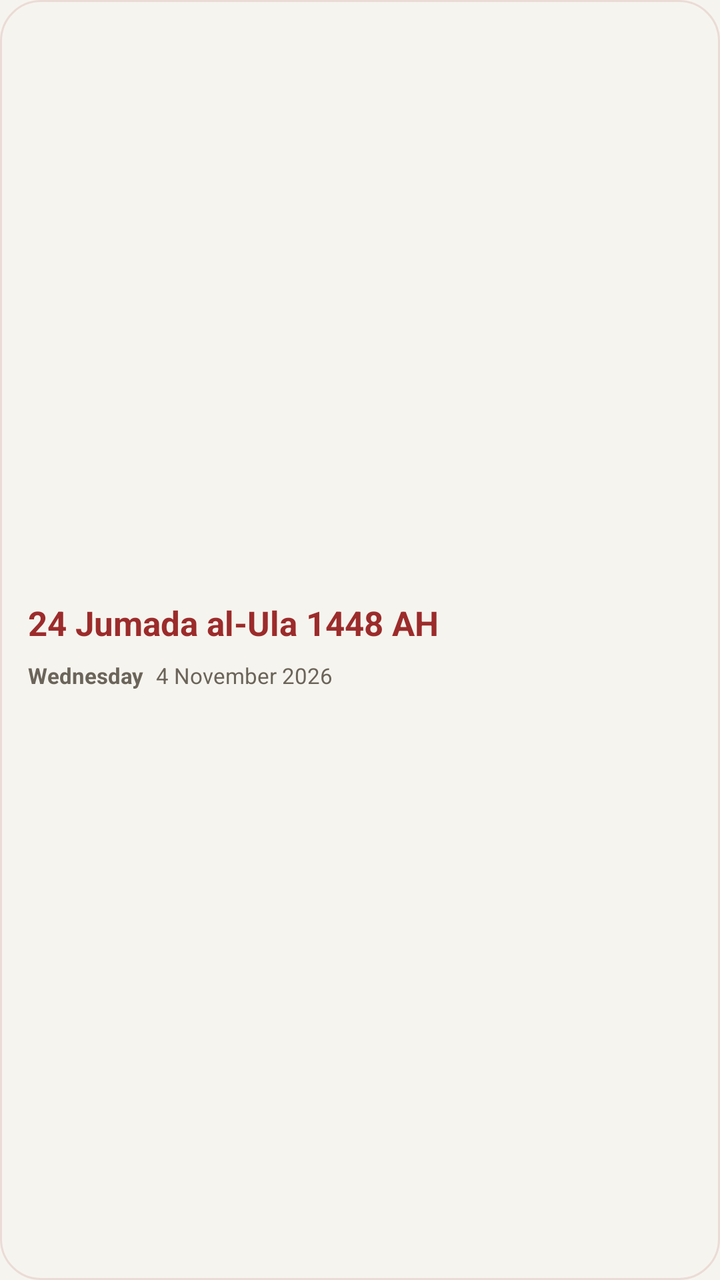
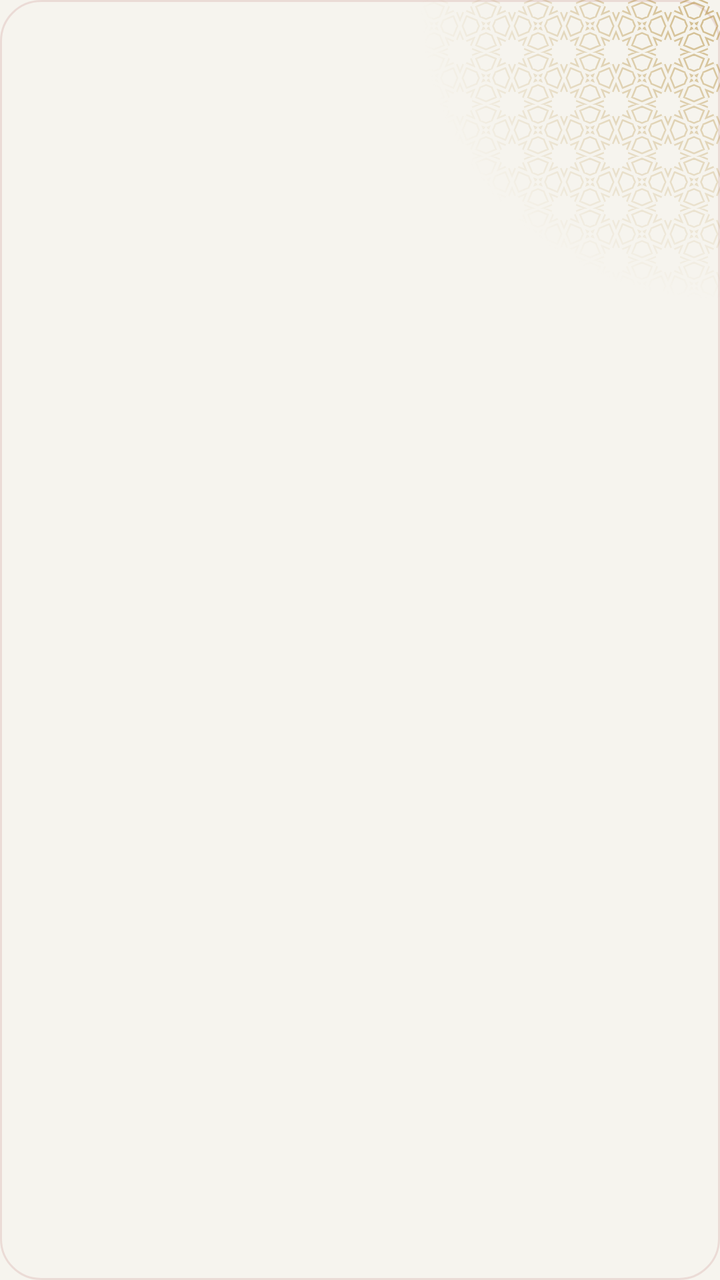

Two renders of the same Android screen: before a commit and after it. Below are the layout's source before the change and the commit's diff.
<!-- AndroidManifest.xml: application theme Theme.App -->
<!-- res/layout/widget_hijri_row.xml -->
<?xml version="1.0" encoding="utf-8"?>
<LinearLayout xmlns:android="http://schemas.android.com/apk/res/android"
    android:id="@+id/hijri_root"
    android:layout_width="match_parent" android:layout_height="match_parent"
    android:orientation="vertical" android:gravity="center_vertical"
    android:paddingStart="14dp" android:paddingEnd="14dp" android:paddingTop="6dp" android:paddingBottom="6dp"
    android:background="@drawable/widget_paper" android:layoutDirection="locale">
    <TextView android:id="@+id/hijri_date" android:layout_width="match_parent" android:layout_height="34dp"
        android:text="@string/widgetSample20" android:textSize="17sp" android:textStyle="bold" android:textColor="@color/widgetAccent"
        android:maxLines="2" android:gravity="center_vertical|start" android:lineSpacingMultiplier="0.9"
        android:autoSizeTextType="uniform" android:autoSizeMinTextSize="10sp" android:autoSizeMaxTextSize="17sp"/>
    <LinearLayout android:layout_width="match_parent" android:layout_height="wrap_content"
        android:orientation="horizontal" android:layout_marginTop="2dp" android:baselineAligned="false">
        <TextView android:id="@+id/hijri_day" android:layout_width="wrap_content" android:layout_height="wrap_content"
            android:text="@string/widgetSample19" android:textSize="11sp" android:textStyle="bold" android:textColor="@color/widgetMuted" android:maxLines="1"/>
        <TextView android:id="@+id/hijri_civil" android:layout_width="0dp" android:layout_weight="1" android:layout_height="15dp"
            android:text="@string/widgetSample21" android:textSize="11sp" android:textColor="@color/widgetMuted" android:maxLines="1"
            android:layout_marginStart="6dp" android:gravity="center_vertical|start"
            android:autoSizeTextType="uniform" android:autoSizeMinTextSize="8sp" android:autoSizeMaxTextSize="11sp"/>
    </LinearLayout>
    <TextView android:id="@+id/hijri_occasion" android:layout_width="wrap_content" android:layout_height="wrap_content" android:visibility="gone"/>
</LinearLayout>
<!-- resources referenced by this layout -->
<resources>
  <color name="widgetAccent">#9c2b2b</color>
  <color name="widgetMuted">#6b645a</color>
  <!-- drawable widget_paper (drawable) -->
  <?xml version="1.0" encoding="utf-8"?>
  <shape xmlns:android="http://schemas.android.com/apk/res/android" android:shape="rectangle">
      <solid android:color="@color/widgetSurface"/>
      <stroke android:width="1dp" android:color="@color/widgetTrack"/>
      <corners android:radius="20dp"/>
  </shape>
  <string name="widgetSample19">Wednesday</string>
  <string name="widgetSample20">24 Jumada al-Ula 1448 AH</string>
  <string name="widgetSample21">4 November 2026</string>
  <style name="Theme.App" parent="android:Theme.Material.Light.NoActionBar">
          <item name="android:windowBackground">@drawable/window_splash</item>
          <item name="android:statusBarColor">@color/backgroundColor</item>
          <item name="android:navigationBarColor">@color/backgroundColor</item>
      </style>
  <color name="widgetSurface">#f6f4ee</color>
  <color name="widgetTrack">#1F9c2b2b</color>
  <!-- drawable window_splash (drawable) -->
  <?xml version="1.0" encoding="utf-8"?>
  <layer-list xmlns:android="http://schemas.android.com/apk/res/android">
      <item android:drawable="@color/backgroundColor"/>
      <item android:drawable="@drawable/splash" android:gravity="center" android:width="120dp" android:height="120dp"/>
  </layer-list>
  <color name="backgroundColor">#f6f4ee</color>
  <!-- drawable splash: png bitmap (drawable-hdpi, 52970 bytes) -->
</resources>

<!-- the commit's change to res/layout/widget_hijri_row.xml (unified diff, before → after) -->
@@ -1,22 +1,29 @@
 <?xml version="1.0" encoding="utf-8"?>
-<LinearLayout xmlns:android="http://schemas.android.com/apk/res/android"
+<FrameLayout xmlns:android="http://schemas.android.com/apk/res/android"
+    xmlns:tools="http://schemas.android.com/tools" tools:ignore="ContentDescription"
     android:id="@+id/hijri_root"
     android:layout_width="match_parent" android:layout_height="match_parent"
-    android:orientation="vertical" android:gravity="center_vertical"
-    android:paddingStart="14dp" android:paddingEnd="14dp" android:paddingTop="6dp" android:paddingBottom="6dp"
     android:background="@drawable/widget_paper" android:layoutDirection="locale">
-    <TextView android:id="@+id/hijri_date" android:layout_width="match_parent" android:layout_height="34dp"
-        android:text="@string/widgetSample20" android:textSize="17sp" android:textStyle="bold" android:textColor="@color/widgetAccent"
-        android:maxLines="2" android:gravity="center_vertical|start" android:lineSpacingMultiplier="0.9"
-        android:autoSizeTextType="uniform" android:autoSizeMinTextSize="10sp" android:autoSizeMaxTextSize="17sp"/>
-    <LinearLayout android:layout_width="match_parent" android:layout_height="wrap_content"
-        android:orientation="horizontal" android:layout_marginTop="2dp" android:baselineAligned="false">
-        <TextView android:id="@+id/hijri_day" android:layout_width="wrap_content" android:layout_height="wrap_content"
-            android:text="@string/widgetSample19" android:textSize="11sp" android:textStyle="bold" android:textColor="@color/widgetMuted" android:maxLines="1"/>
-        <TextView android:id="@+id/hijri_civil" android:layout_width="0dp" android:layout_weight="1" android:layout_height="15dp"
-            android:text="@string/widgetSample21" android:textSize="11sp" android:textColor="@color/widgetMuted" android:maxLines="1"
-            android:layout_marginStart="6dp" android:gravity="center_vertical|start"
-            android:autoSizeTextType="uniform" android:autoSizeMinTextSize="8sp" android:autoSizeMaxTextSize="11sp"/>
+    <ImageView android:layout_width="150dp" android:layout_height="150dp" android:layout_gravity="top|end"
+        android:src="@drawable/widget_orn_band" android:tint="@color/widgetOrnament" android:tintMode="src_in"
+        android:importantForAccessibility="no"/>
+    <LinearLayout
+        android:layout_width="match_parent" android:layout_height="match_parent"
+        android:orientation="vertical" android:gravity="center_vertical"
+        android:paddingStart="14dp" android:paddingEnd="14dp" android:paddingTop="6dp" android:paddingBottom="6dp">
+        <ImageView android:id="@+id/hijri_date" android:layout_width="wrap_content" android:layout_height="wrap_content"
+            android:adjustViewBounds="true" android:scaleType="fitCenter"
+            android:tint="@color/widgetAccent" android:tintMode="src_in"/>
+        <LinearLayout android:layout_width="match_parent" android:layout_height="wrap_content"
+            android:orientation="horizontal" android:layout_marginTop="2dp" android:baselineAligned="false"
+            android:gravity="center_vertical">
+            <ImageView android:id="@+id/hijri_day" android:layout_width="wrap_content" android:layout_height="wrap_content"
+                android:adjustViewBounds="true" android:scaleType="fitCenter"
+                android:tint="@color/widgetMuted" android:tintMode="src_in"/>
+            <ImageView android:id="@+id/hijri_civil" android:layout_width="wrap_content" android:layout_height="wrap_content"
+                android:layout_marginStart="6dp" android:adjustViewBounds="true" android:scaleType="fitCenter"
+                android:tint="@color/widgetMuted" android:tintMode="src_in"/>
+        </LinearLayout>
+        <ImageView android:id="@+id/hijri_occasion" android:layout_width="wrap_content" android:layout_height="wrap_content" android:visibility="gone"/>
     </LinearLayout>
-    <TextView android:id="@+id/hijri_occasion" android:layout_width="wrap_content" android:layout_height="wrap_content" android:visibility="gone"/>
-</LinearLayout>
+</FrameLayout>
<!-- resource entries referenced after the edit -->
@@ -2,6 +2,11 @@
 <resources>
   <color name="widgetAccent">#9c2b2b</color>
   <color name="widgetMuted">#6b645a</color>
+  <color name="widgetOrnament">#8CB08833</color>
+  <!-- drawable widget_orn_band (drawable) -->
+  <?xml version="1.0" encoding="utf-8"?>
+  <bitmap xmlns:android="http://schemas.android.com/apk/res/android"
+      android:src="@drawable/widget_orn_band_mask" android:autoMirrored="true"/>
   <!-- drawable widget_paper (drawable) -->
   <?xml version="1.0" encoding="utf-8"?>
   <shape xmlns:android="http://schemas.android.com/apk/res/android" android:shape="rectangle">
@@ -9,14 +14,12 @@
       <stroke android:width="1dp" android:color="@color/widgetTrack"/>
       <corners android:radius="20dp"/>
   </shape>
-  <string name="widgetSample19">Wednesday</string>
-  <string name="widgetSample20">24 Jumada al-Ula 1448 AH</string>
-  <string name="widgetSample21">4 November 2026</string>
   <style name="Theme.App" parent="android:Theme.Material.Light.NoActionBar">
           <item name="android:windowBackground">@drawable/window_splash</item>
           <item name="android:statusBarColor">@color/backgroundColor</item>
           <item name="android:navigationBarColor">@color/backgroundColor</item>
       </style>
+  <!-- drawable widget_orn_band_mask: webp bitmap (drawable-hdpi, 18976 bytes) -->
   <color name="widgetSurface">#f6f4ee</color>
   <color name="widgetTrack">#1F9c2b2b</color>
   <!-- drawable window_splash (drawable) -->
